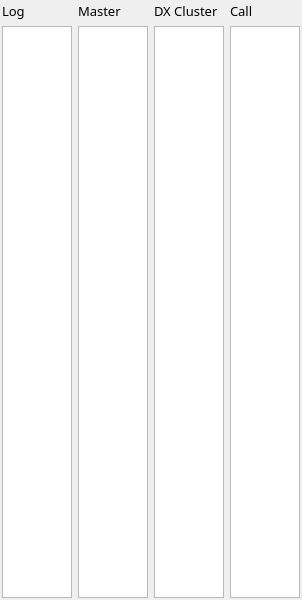
The window that not1mm/data/checkwindow.ui (kyleboyle/not1mm) describes before a commit, drawn with Qt 5.
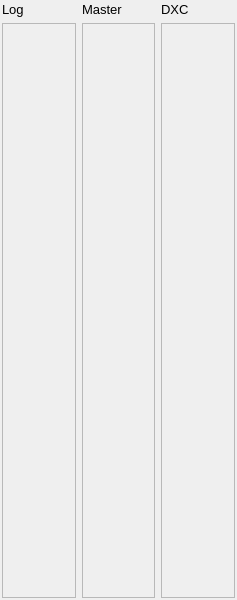
The same window after the commit.

Patch:
```diff
--- a/not1mm/data/checkwindow.ui
+++ b/not1mm/data/checkwindow.ui
@@ -6,41 +6,117 @@
    <rect>
     <x>0</x>
     <y>0</y>
-    <width>200</width>
+    <width>237</width>
     <height>600</height>
    </rect>
   </property>
-  <property name="font">
-   <font>
-    <family>JetBrains Mono</family>
-    <pointsize>12</pointsize>
-   </font>
+  <property name="focusPolicy">
+   <enum>Qt::NoFocus</enum>
   </property>
   <property name="windowTitle">
    <string>Check Partial</string>
   </property>
-   <layout class="QGridLayout" name="gridLayout">
-    <property name="bottomMargin"><number>2</number></property>
-    <property name="topMargin"><number>2</number></property>
-    <property name="leftMargin"><number>2</number></property>
-    <property name="rightMargin"><number>2</number></property>
+  <layout class="QGridLayout" name="checkpartialgridlayout">
+   <property name="margin" stdset="0">
+    <number>2</number>
+   </property>
     <item row="1" column="1">
-     <widget class="QListWidget" name="masterList"/>
-    </item>
-    <item row="1" column="3">
-     <widget class="QListWidget" name="callhistoryList"/>
+    <widget class="QScrollArea" name="masterAreaScroll">
+     <property name="focusPolicy">
+      <enum>Qt::ClickFocus</enum>
+     </property>
+     <property name="sizeAdjustPolicy">
+      <enum>QAbstractScrollArea::AdjustToContents</enum>
+     </property>
+     <property name="widgetResizable">
+      <bool>true</bool>
+     </property>
+     <widget class="QWidget" name="masterScrollWidget">
+      <property name="geometry">
+       <rect>
+        <x>0</x>
+        <y>0</y>
+        <width>69</width>
+        <height>574</height>
+       </rect>
+      </property>
+      <layout class="QVBoxLayout" name="masterLayout">
+       <property name="spacing">
+        <number>0</number>
+       </property>
+       <property name="margin" stdset="0">
+        <number>0</number>
+       </property>
+      </layout>
+     </widget>
+    </widget>
     </item>
     <item row="1" column="2">
-     <widget class="QListWidget" name="telnetList"/>
+    <widget class="QScrollArea" name="dxcAreaScroll">
+     <property name="focusPolicy">
+      <enum>Qt::ClickFocus</enum>
+     </property>
+     <property name="sizeAdjustPolicy">
+      <enum>QAbstractScrollArea::AdjustToContents</enum>
+     </property>
+     <property name="widgetResizable">
+      <bool>true</bool>
+     </property>
+     <widget class="QWidget" name="dxcScrollWidget">
+      <property name="geometry">
+       <rect>
+        <x>0</x>
+        <y>0</y>
+        <width>69</width>
+        <height>574</height>
+       </rect>
+      </property>
+      <layout class="QVBoxLayout" name="dxcLayout">
+       <property name="spacing">
+        <number>0</number>
+       </property>
+       <property name="margin" stdset="0">
+        <number>0</number>
+       </property>
+      </layout>
+     </widget>
+    </widget>
     </item>
     <item row="1" column="0">
-     <widget class="QListWidget" name="logList"/>
+    <widget class="QScrollArea" name="qsoAreaScroll">
+     <property name="focusPolicy">
+      <enum>Qt::ClickFocus</enum>
+     </property>
+     <property name="sizeAdjustPolicy">
+      <enum>QAbstractScrollArea::AdjustToContents</enum>
+     </property>
+     <property name="widgetResizable">
+      <bool>true</bool>
+     </property>
+     <widget class="QWidget" name="qsoScrollWidget">
+      <property name="geometry">
+       <rect>
+        <x>0</x>
+        <y>0</y>
+        <width>69</width>
+        <height>574</height>
+       </rect>
+      </property>
+      <layout class="QVBoxLayout" name="qsoLayout">
+       <property name="spacing">
+        <number>0</number>
+       </property>
+       <property name="margin" stdset="0">
+        <number>0</number>
+       </property>
+      </layout>
+     </widget>
+    </widget>
     </item>
     <item row="0" column="0">
      <widget class="QLabel" name="logListLabel">
       <property name="font">
        <font>
-        <family>JetBrains Mono</family>
         <pointsize>10</pointsize>
        </font>
       </property>
@@ -53,7 +129,6 @@
      <widget class="QLabel" name="masterListLabel">
       <property name="font">
        <font>
-        <family>JetBrains Mono</family>
         <pointsize>10</pointsize>
        </font>
       </property>
@@ -66,25 +141,11 @@
      <widget class="QLabel" name="telnetListLabel">
       <property name="font">
        <font>
-        <family>JetBrains Mono</family>
         <pointsize>10</pointsize>
        </font>
       </property>
       <property name="text">
-       <string>DX Cluster</string>
-      </property>
-     </widget>
-    </item>
-    <item row="0" column="3">
-     <widget class="QLabel" name="callhistoryListLabel">
-      <property name="font">
-       <font>
-        <family>JetBrains Mono</family>
-        <pointsize>10</pointsize>
-       </font>
-      </property>
-      <property name="text">
-       <string>Call</string>
+      <string>DXC</string>
       </property>
      </widget>
     </item>
```
Left out of the diff: 6 changed lines with no effect on the pictures. Lines whose indentation alone changed are shown as unchanged.
